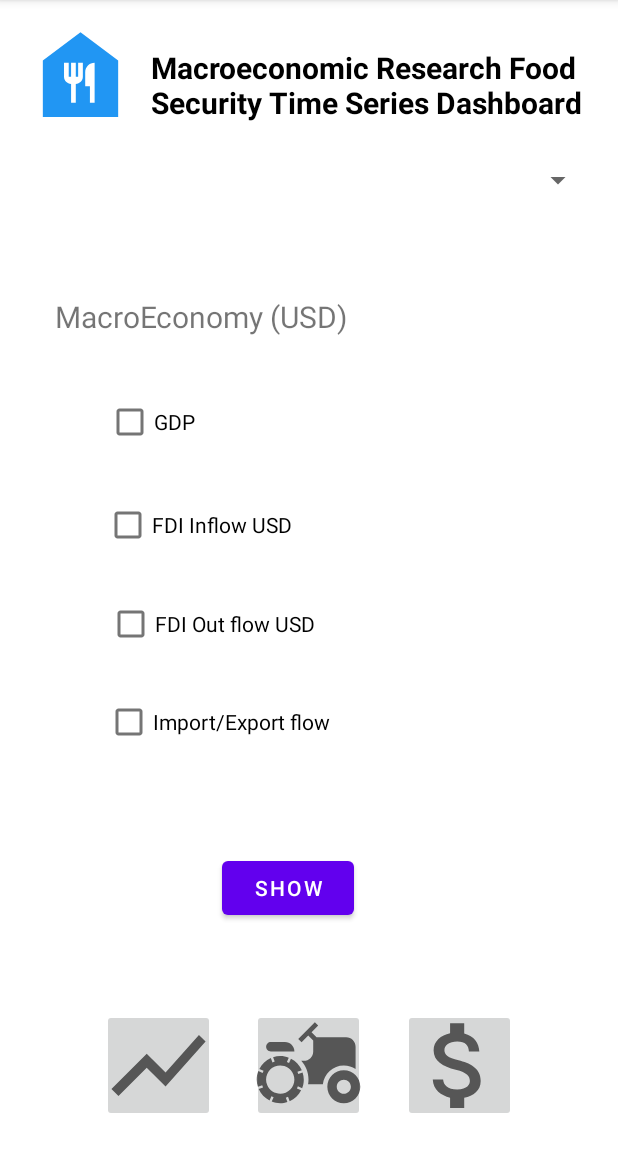
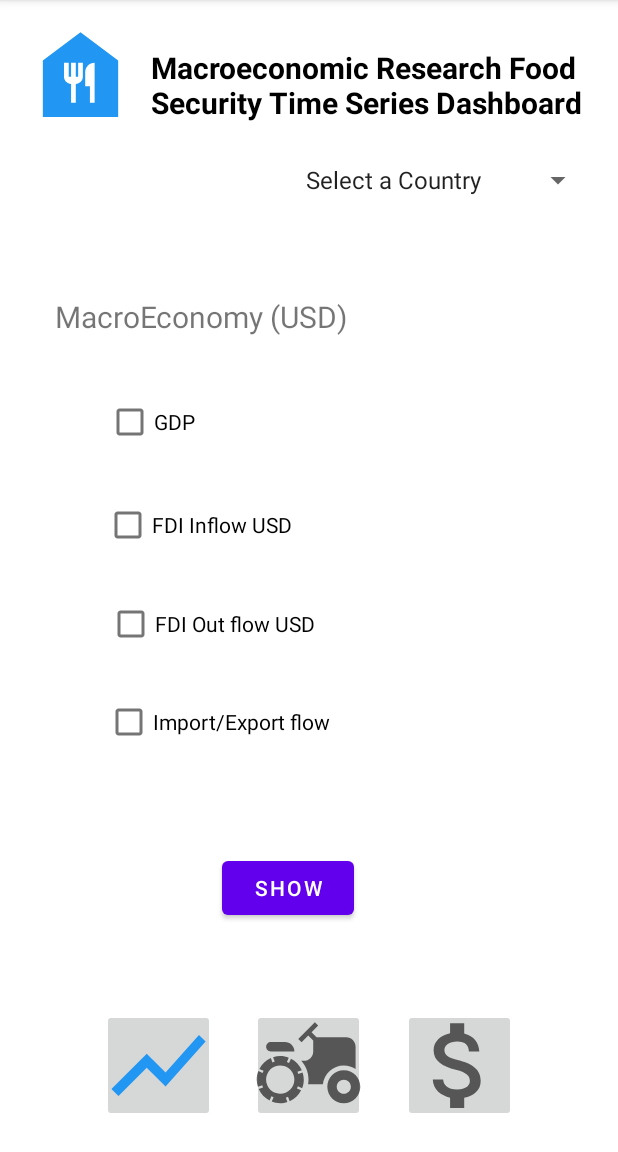
Before and after one commit to mayurigupta01/hackathonChallenge, an Android app: the screen it shows after launch (macroeconomicActivity), after a tap on an icon or button, on a phone screen of 412 x 824 dp, the part 84-1236 px from its top. Run offline under Robolectric (Android 15) with nearby library versions, the phone set to English and light mode, and no system bars.

Commit message:
added chart for macroeconomics gdp

```diff
--- a/app/src/main/AndroidManifest.xml
+++ b/app/src/main/AndroidManifest.xml
@@ -15,6 +15,9 @@
         android:roundIcon="@mipmap/ic_launcher_round"
         android:supportsRtl="true"
         android:theme="@style/Theme.HackathonChellenge">
+        <activity
+            android:name=".MacroeconomyChart"
+            android:exported="false" />
         <activity
             android:name=".AgricultureChart"
             android:exported="false" />
--- a/app/src/main/java/com/example/hackathonchellenge/MainActivity.java
+++ b/app/src/main/java/com/example/hackathonchellenge/MainActivity.java
@@ -25,10 +25,7 @@ import android.widget.ArrayAdapter;
 import android.widget.Spinner;
 
 
-public class MainActivity extends AppCompatActivity implements AdapterView.OnItemSelectedListener {
-
-    Spinner spinner;
-    String[] countries = {"Select a Country", "China", "India", "USA"};
+public class MainActivity extends AppCompatActivity {
 
     private SQLhelper sqlhelper;
     static List<MacroeconomicsModel> modelList;
@@ -50,39 +47,6 @@ public class MainActivity extends AppCompatActivity implements AdapterView.OnIte
 
         }
         modelList = ReaderController.getMacroEconomicsData(sqlhelper);
-
-        spinner = (Spinner)findViewById(R.id.countrySpinner);
-        ArrayAdapter<String> adapter = new ArrayAdapter<String>(MainActivity.this,
-                android.R.layout.simple_spinner_item,countries);
-
-        adapter.setDropDownViewResource(android.R.layout.simple_spinner_dropdown_item);
-        spinner.setAdapter(adapter);
-        spinner.setOnItemSelectedListener(this);
-
-    }
-
-    @Override
-    public void onItemSelected(AdapterView<?> parent, View v, int position, long id) {
-
-        switch (position) {
-            case 0:
-                // Whatever you want to happen when the first item gets selected
-                break;
-            case 1:
-                // Whatever you want to happen when the second item gets selected
-                break;
-            case 2:
-                // Whatever you want to happen when the third item gets selected
-                break;
-            case 3:
-                // Whatever you want to happen when the fourth item gets selected
-                break;
-        }
-    }
-
-    @Override
-    public void onNothingSelected(AdapterView<?> adapterView) {
-
     }
 
     public void macroeconomicActivity(View view) {
--- a/app/src/main/java/com/example/hackathonchellenge/macroeconomicActivity.java
+++ b/app/src/main/java/com/example/hackathonchellenge/macroeconomicActivity.java
@@ -5,168 +5,68 @@ import androidx.appcompat.app.AppCompatActivity;
 import android.content.Intent;
 import android.os.Bundle;
 import android.view.View;
+import android.widget.AdapterView;
+import android.widget.ArrayAdapter;
 import android.widget.CheckBox;
-
-import com.anychart.AnyChart;
-import com.anychart.AnyChartView;
-import com.anychart.chart.common.dataentry.DataEntry;
-import com.anychart.chart.common.dataentry.ValueDataEntry;
-import com.anychart.charts.Pie;
+import android.widget.Spinner;
 
 import java.util.ArrayList;
 import java.util.List;
 
-public class macroeconomicActivity extends AppCompatActivity {
+public class macroeconomicActivity extends AppCompatActivity implements AdapterView.OnItemSelectedListener {
 
-    public  SQLhelper sqlhelper;
+    Spinner spinner;
+    String[] countries = {"Select a Country", "China", "India", "USA"};
+    int spinnerSelection;
 
+    CheckBox checkbox_GDP;
+    CheckBox checkbox_FDIInflowUSD;
+    CheckBox checkbox_FDIOutflowUSD;
+    CheckBox checkbox_ImportExportFlow;
 
     @Override
     protected void onCreate(Bundle savedInstanceState) {
         super.onCreate(savedInstanceState);
-
         setContentView(R.layout.macroeconomy_checkbox);
 
-        CheckBox checkbox_GDP = (CheckBox) findViewById(R.id.checkbox_GDP);
+        spinner = (Spinner)findViewById(R.id.countrySpinner);
+        ArrayAdapter<String> adapter = new ArrayAdapter<String>(macroeconomicActivity.this,
+                android.R.layout.simple_spinner_item,countries);
+
+        adapter.setDropDownViewResource(android.R.layout.simple_spinner_dropdown_item);
+        spinner.setAdapter(adapter);
+        spinner.setOnItemSelectedListener(this);
+
+        checkbox_GDP = (CheckBox) findViewById(R.id.checkbox_GDP);
         Boolean checkbox_GDPState = checkbox_GDP.isChecked();//initiate a check box
 
-        CheckBox checkbox_FDIInflowUSD = (CheckBox) findViewById(R.id.checkbox_FDIInflowUSD);
+        checkbox_FDIInflowUSD = (CheckBox) findViewById(R.id.checkbox_FDIInflowUSD);
         Boolean checkbox_FDIInflowUSDState = checkbox_FDIInflowUSD.isChecked();//initiate a check box
 
-        CheckBox checkbox_FDIOutflowUSD = (CheckBox) findViewById(R.id.checkbox_FDIOutflowUSD);
+        checkbox_FDIOutflowUSD = (CheckBox) findViewById(R.id.checkbox_FDIOutflowUSD);
         Boolean checkbox_FDIOutflowUSDState = checkbox_FDIOutflowUSD.isChecked();//initiate a check box
 
-        CheckBox checkbox_ImportExportFlow = (CheckBox) findViewById(R.id.checkbox_ImportExportFlow);
+        checkbox_ImportExportFlow = (CheckBox) findViewById(R.id.checkbox_ImportExportFlow);
         Boolean checkbox_ImportExportFlowUSState = checkbox_ImportExportFlow.isChecked();
+    }
 
-//        showIndiaGDPData();
-//                List<Double> IndiaGDP =  showIndiaGDPData();
-//                System.out.println(IndiaGDP);
+    @Override
+    public void onItemSelected(AdapterView<?> parent, View v, int position, long id) {
+        spinnerSelection = position;
     }
-//    private List<MacroeconomicsModel> list_my = MainActivity.modelList;
-//
-//    public List<Double> showIndiaGDPData(){
-//        List<Double> gdpGrowthDataIndia = new ArrayList<>();
-//        for(int i = 0 ; i<list_my.size() ; i++){
-//            Double value = Double.parseDouble(list_my.get(i).PerAnnualGDPGrowthIndia);
-//            gdpGrowthDataIndia.add(value);
-//        }
-//        return gdpGrowthDataIndia;
-//    }
 
-
-
-
-//        Pie pie = AnyChart.pie();
-//
-//        List<DataEntry> data = new ArrayList<>();
-//        data.add(new ValueDataEntry("John", 10000));
-//        data.add(new ValueDataEntry("Jake", 12000));
-//        data.add(new ValueDataEntry("Peter", 18000));
-//
-//        pie.data(data);
-//
-//        AnyChartView anyChartView = (AnyChartView) findViewById(R.id.any_chart_view);
-//        anyChartView.setChart(pie);
+    @Override
+    public void onNothingSelected(AdapterView<?> adapterView) {
 
     }
 
-//    public  List<Double> showIndiaGDPData(){
-//        List<Double> gdpGrowthDataIndia = new ArrayList<>();
-//        for(int i = 0 ; i<modelList.size() ; i++){
-//            Double value = Double.parseDouble(modelList.get(i).PerAnnualGDPGrowthIndia);
-//            gdpGrowthDataIndia.add(value);
-//
-//        }
-//        System.out.println(gdpGrowthDataIndia);
-//        return gdpGrowthDataIndia;
-//    }
-//
-//
-//    public List<Double> showChinaGDPData(){
-//        List<Double> gdpGrowthDataChina = new ArrayList<>();
-//        for(int i = 0 ; i<modelList.size() ; i++){
-//            Double value = Double.parseDouble(modelList.get(i).PerAnnualGDPGrowthChina);
-//            gdpGrowthDataChina.add(value);
-//        }
-//
-//        return gdpGrowthDataChina;
-//    }
-//
-//    public List<Double> showUSAGDPData(){
-//        List<Double> gdpGrowthUSA = new ArrayList<>();
-//        for(int i = 0 ; i<modelList.size() ; i++){
-//            Double value = Double.parseDouble(modelList.get(i).PerAnnualGDPGrowthUSA);
-//            gdpGrowthUSA.add(value);
-//        }
-//        return gdpGrowthUSA;
-//    }
-//
-//    public List<Double> FDIInflowIndiaGDPData(){
-//        List<Double> FDIInflowIndia = new ArrayList<>();
-//        for(int i = 0 ; i<modelList.size() ; i++){
-//            Double value = Double.parseDouble(modelList.get(i).FDIPercentGDPIndia);
-//            FDIInflowIndia.add(value);
-//        }
-//        return FDIInflowIndia;
-//    }
-//
-//    public List<Double> FDIInflowChinaGDPData(){
-//        List<Double> FDIInflowChina = new ArrayList<>();
-//        for(int i = 0 ; i<modelList.size() ; i++){
-//            if(modelList.get(i)!=null) {
-//                Double value = Double.parseDouble(modelList.get(i).FDIPercentGDPChina);
-//                FDIInflowChina.add(value);
-//            }
-//        }
-//        return FDIInflowChina;
-//    }
-//
-//    public List<Double> FDIInflowUSAGDPData(){
-//        List<Double> FDIInflowUSA = new ArrayList<>();
-//        for(int i = 0 ; i<modelList.size() ; i++){
-//            if(modelList.get(i)!=null) {
-//                Double value = Double.parseDouble(modelList.get(i).FDIPercentGDPUSA);
-//                FDIInflowUSA.add(value);
-//            }
-//        }
-//        return FDIInflowUSA;
-//
-//
-//    }
-//
-//
-//    public List<Double> FDIOutflowIndiaGDPData(){
-//        List<Double> FDIOutflowIndia = new ArrayList<>();
-//        for(int i = 0 ; i<modelList.size() ; i++){
-//            if(modelList.get(i)!=null) {
-//                Double value = Double.parseDouble(modelList.get(i).FDIOutflowDollarBOPIndia);
-//                FDIOutflowIndia.add(value);
-//            }
-//        }
-//        return FDIOutflowIndia;
-//    }
-//
-//    public List<Double> FDIOutflowChinaGDPData(){
-//        List<Double> FDIOutflowIndia = new ArrayList<>();
-//        for(int i = 0 ; i<modelList.size() ; i++){
-//            if(modelList.get(i)!=null) {
-//                Double value = Double.parseDouble(modelList.get(i).FDIOutflowDollarBOPChina);
-//                FDIOutflowIndia.add(value);
-//            }
-//        }
-//        return FDIOutflowIndia;
-//    }
-//
-//    public List<Double> FDIOutflowUSAGDPData(){
-//        List<Double> FDIOutflowIndia = new ArrayList<>();
-//        for(int i = 0 ; i<modelList.size() ; i++){
-//            if(modelList.get(i)!=null) {
-//                Double value = Double.parseDouble(modelList.get(i).FDIOutflowDollarBOPUSA);
-//                FDIOutflowIndia.add(value);
-//            }
-//        }
-//        return FDIOutflowIndia;
-//    }
-
-//}
+    public void macroeconomicChart(View view) {
+        Intent intent = new Intent(macroeconomicActivity.this, MacroeconomyChart.class);
+        intent.putExtra("countrySelection", spinnerSelection);
+        intent.putExtra("checkbox_GDP", checkbox_GDP.isChecked());
+        intent.putExtra("checkbox_FDIInflowUSD", checkbox_FDIInflowUSD.isChecked());
+        intent.putExtra("checkbox_FDIOutflowUSD", checkbox_FDIOutflowUSD.isChecked());
+        intent.putExtra("checkbox_ImportExportFlow", checkbox_ImportExportFlow.isChecked());
+        startActivity(intent);
+    }
+}
--- a/app/src/main/res/layout/activity_agriculture_chart.xml
+++ b/app/src/main/res/layout/activity_agriculture_chart.xml
@@ -48,7 +48,7 @@
             android:layout_marginBottom="20dp"
             app:layout_constraintBottom_toBottomOf="parent"
             app:layout_constraintStart_toStartOf="parent"
-            app:srcCompat="@drawable/ic_baseline_agriculture_75_unselect" />
+            app:srcCompat="@drawable/ic_baseline_agriculture_75_select" />
 
         <ImageButton
             android:id="@+id/tradeButton"
--- a/app/src/main/res/layout/activity_tradechart.xml
+++ b/app/src/main/res/layout/activity_tradechart.xml
@@ -59,7 +59,7 @@
             android:layout_marginBottom="20dp"
             app:layout_constraintBottom_toBottomOf="parent"
             app:layout_constraintEnd_toEndOf="parent"
-            app:srcCompat="@drawable/ic_baseline_attach_money_75_unselect" />
+            app:srcCompat="@drawable/ic_baseline_attach_money_75_select" />
 
         <ImageView
             android:id="@+id/imageView"
--- a/app/src/main/res/layout/agriculture_checkbox.xml
+++ b/app/src/main/res/layout/agriculture_checkbox.xml
@@ -53,7 +53,7 @@
         android:layout_marginBottom="20dp"
         app:layout_constraintBottom_toBottomOf="parent"
         app:layout_constraintStart_toStartOf="parent"
-        app:srcCompat="@drawable/ic_baseline_agriculture_75_unselect" />
+        app:srcCompat="@drawable/ic_baseline_agriculture_75_select" />
 
     <ImageButton
         android:id="@+id/tradeButton"
--- a/app/src/main/res/layout/macroeconomy_checkbox.xml
+++ b/app/src/main/res/layout/macroeconomy_checkbox.xml
@@ -42,7 +42,7 @@
         android:layout_marginBottom="20dp"
         app:layout_constraintBottom_toBottomOf="parent"
         app:layout_constraintStart_toStartOf="parent"
-        app:srcCompat="@drawable/ic_baseline_show_chart_75_unselect" />
+        app:srcCompat="@drawable/ic_baseline_show_chart_75_select" />
 
     <ImageButton
         android:id="@+id/agricultureButton"
@@ -146,7 +146,7 @@
         android:id="@+id/button2"
         android:layout_width="wrap_content"
         android:layout_height="wrap_content"
-        android:onClick="macroeconomicActivity"
+        android:onClick="macroeconomicChart"
         android:text="Show"
         app:layout_constraintBottom_toBottomOf="parent"
         app:layout_constraintEnd_toEndOf="parent"
--- a/app/src/main/res/layout/trade_checkbox.xml
+++ b/app/src/main/res/layout/trade_checkbox.xml
@@ -64,7 +64,7 @@
         android:layout_marginBottom="20dp"
         app:layout_constraintBottom_toBottomOf="parent"
         app:layout_constraintEnd_toEndOf="parent"
-        app:srcCompat="@drawable/ic_baseline_attach_money_75_unselect" />
+        app:srcCompat="@drawable/ic_baseline_attach_money_75_select" />
 
     <ImageView
         android:id="@+id/imageView"
```
Also changed, not shown: app/src/main/java/com/example/hackathonchellenge/MacroeconomyChart.java (+186 -28 lines), app/src/main/res/layout/activity_main.xml (+0 -9 lines), app/src/main/res/layout/macro_economy_chart.xml (+25 -24 lines), app/src/main/res/raw/agriculture.csv (renamed from app/src/main/res/raw/Agriculture.csv), app/src/main/res/raw/trade.csv (renamed from app/src/main/res/raw/Trade.csv).
